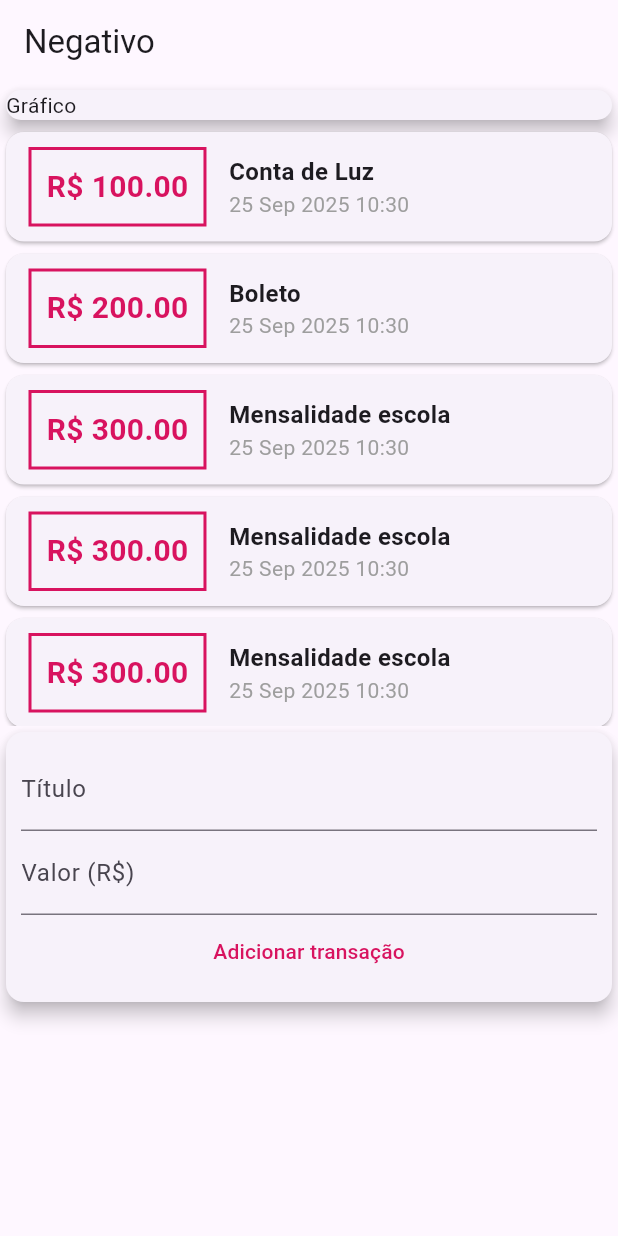
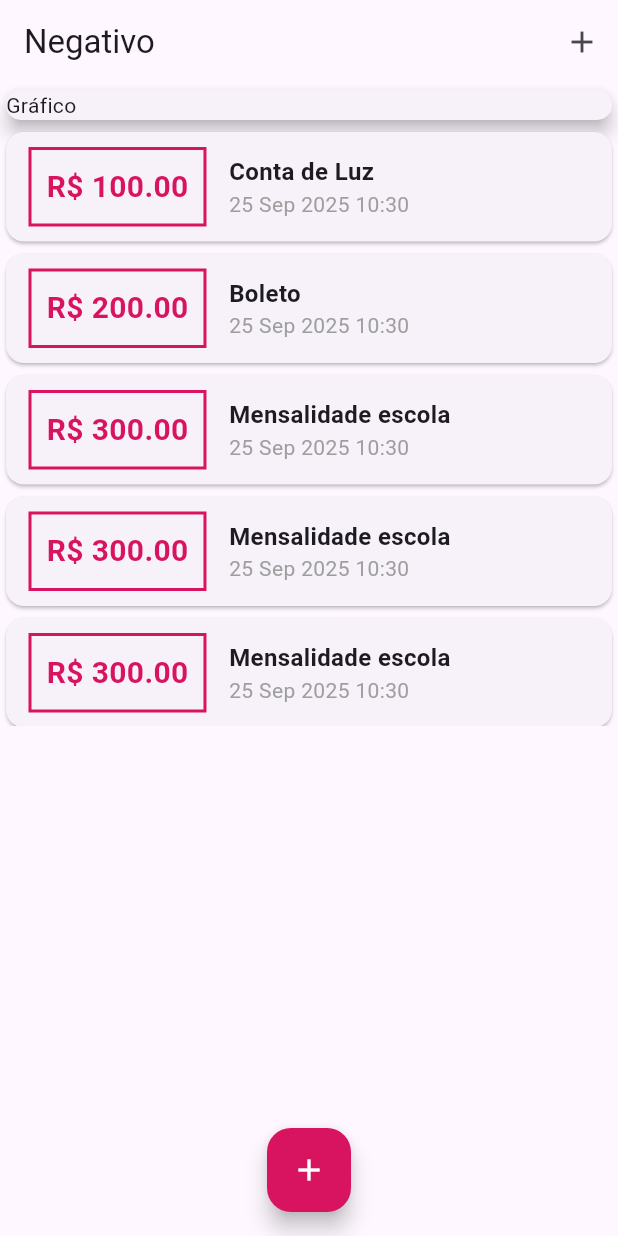
Before and after one commit to Gipsy7/negativo, a Flutter app: the screen it shows after launch, on a phone screen of 412 x 824 dp. Run offline on Flutter 3.47's test engine with Material 3 defaults, Android fonts, the phone set to English and light mode, and no system bars.

Commit message:
feat: refactor TransactionForm to StatefulWidget and integrate it into MyHomePage

```diff
--- a/lib/components/transaction_form.dart
+++ b/lib/components/transaction_form.dart
@@ -1,13 +1,20 @@
 import 'package:flutter/material.dart';
 
-class TransactionForm extends StatelessWidget {
-  final titleController = TextEditingController();
-  final valueController = TextEditingController();
-  final _baseColor = const Color.fromARGB(255, 216, 19, 95);
-
+class TransactionForm extends StatefulWidget {
   final void Function(String, double) onSubmit;
 
   TransactionForm(this.onSubmit);
+
+  @override
+  State<TransactionForm> createState() => _TransactionFormState();
+}
+
+class _TransactionFormState extends State<TransactionForm> {
+  final titleController = TextEditingController();
+
+  final valueController = TextEditingController();
+
+  final _baseColor = const Color.fromARGB(255, 216, 19, 95);
 
   _submitForm(){
     final title = titleController.text;
@@ -17,7 +24,7 @@ class TransactionForm extends StatelessWidget {
       return;
     }
 
-    onSubmit(title, value);
+    widget.onSubmit(title, value);
   }
 
   @override
--- a/lib/components/transaction_user.dart
+++ /dev/null
@@ -1,50 +0,0 @@
-import 'dart:math';
-
-import 'package:flutter/material.dart';
-import 'package:negativo/components/transaction_form.dart';
-import 'package:negativo/components/transaction_list.dart';
-import 'package:negativo/models/transaction.dart';
-
-class TransactionUser extends StatefulWidget {
-  const TransactionUser({super.key});
-
-  @override
-  State<TransactionUser> createState() => _TransactionUserState();
-}
-
-class _TransactionUserState extends State<TransactionUser> {
-
-  final _transactions = [Transaction(id: '1', title: 'Conta de Luz', value: 100.0, date: DateTime.now()),
-                         Transaction(id: '2', title: 'Boleto', value: 200.0, date: DateTime.now()),
-                         Transaction(id: '3', title: 'Mensalidade escola', value: 300.0, date: DateTime.now()),
-                         Transaction(id: '3', title: 'Mensalidade escola', value: 300.0, date: DateTime.now()),
-                         Transaction(id: '3', title: 'Mensalidade escola', value: 300.0, date: DateTime.now()),
-                         Transaction(id: '3', title: 'Mensalidade escola', value: 300.0, date: DateTime.now()),
-                         Transaction(id: '3', title: 'Mensalidade escola', value: 300.0, date: DateTime.now()),
-                         Transaction(id: '3', title: 'Mensalidade escola', value: 300.0, date: DateTime.now()),
-                         Transaction(id: '3', title: 'Mensalidade escola', value: 300.0, date: DateTime.now()),
-                        ];
-
-  _addTransaction(String title, double value){
-    final newTransaction = Transaction(
-      id: Random().nextDouble().toString(),
-      title: title,
-      value: value,
-      date: DateTime.now(),
-    );
-
-    setState(() {
-      _transactions.add(newTransaction);
-    });
-  }
-
-  @override
-  Widget build(BuildContext context) {
-    return Column(
-      children: <Widget>[
-        TransactionList(_transactions),
-        TransactionForm(_addTransaction)
-      ],
-    );
-  }
-}
--- a/lib/main.dart
+++ b/lib/main.dart
@@ -1,47 +1,129 @@
+import 'dart:math';
+
 import 'package:flutter/material.dart';
 import 'package:negativo/components/transaction_form.dart';
 import 'package:negativo/components/transaction_list.dart';
-import 'package:negativo/components/transaction_user.dart';
 import 'package:negativo/models/transaction.dart';
-import 'package:intl/intl.dart';
 
 main() {
   runApp(Negativo());
 }
 
 class Negativo extends StatelessWidget {
-
   @override
   Widget build(BuildContext context) {
-    return MaterialApp(
-      home: MyHomePage(),
-    );
+    return MaterialApp(home: MyHomePage());
   }
 }
 
-class MyHomePage extends StatelessWidget {
+class MyHomePage extends StatefulWidget {
+  @override
+  State<MyHomePage> createState() => _MyHomePageState();
+}
+
+class _MyHomePageState extends State<MyHomePage> {
+  final _baseColor = const Color.fromARGB(255, 216, 19, 95);
+
+  final _transactions = [
+    Transaction(
+      id: '1',
+      title: 'Conta de Luz',
+      value: 100.0,
+      date: DateTime.now(),
+    ),
+    Transaction(id: '2', title: 'Boleto', value: 200.0, date: DateTime.now()),
+    Transaction(
+      id: '3',
+      title: 'Mensalidade escola',
+      value: 300.0,
+      date: DateTime.now(),
+    ),
+    Transaction(
+      id: '3',
+      title: 'Mensalidade escola',
+      value: 300.0,
+      date: DateTime.now(),
+    ),
+    Transaction(
+      id: '3',
+      title: 'Mensalidade escola',
+      value: 300.0,
+      date: DateTime.now(),
+    ),
+    Transaction(
+      id: '3',
+      title: 'Mensalidade escola',
+      value: 300.0,
+      date: DateTime.now(),
+    ),
+    Transaction(
+      id: '3',
+      title: 'Mensalidade escola',
+      value: 300.0,
+      date: DateTime.now(),
+    ),
+    Transaction(
+      id: '3',
+      title: 'Mensalidade escola',
+      value: 300.0,
+      date: DateTime.now(),
+    ),
+    Transaction(
+      id: '3',
+      title: 'Mensalidade escola',
+      value: 300.0,
+      date: DateTime.now(),
+    ),
+  ];
+
+  _addTransaction(String title, double value) {
+    final newTransaction = Transaction(
+      id: Random().nextDouble().toString(),
+      title: title,
+      value: value,
+      date: DateTime.now(),
+    );
+
+    setState(() {
+      _transactions.add(newTransaction);
+    });
+  }
+
+  _openTransactionFormModal(BuildContext context) {
+    showModalBottomSheet(
+      context: context,
+      builder: (ctx) {
+        return TransactionForm(_addTransaction);
+      },
+    );
+  }
 
   @override
   Widget build(BuildContext context) {
     return Scaffold(
       appBar: AppBar(
         title: Text('Negativo'),
+        actions: [IconButton(icon: Icon(Icons.add), onPressed: () {_openTransactionFormModal(context);})],
       ),
       body: SingleChildScrollView(
         child: Column(
           crossAxisAlignment: CrossAxisAlignment.stretch,
-          children:<Widget>[
+          children: <Widget>[
             Container(
               width: double.infinity,
-              child: Card(
-                child: Text('Gráfico'),
-                elevation: 5,
-              ),
+              child: Card(child: Text('Gráfico'), elevation: 5),
             ),
-            TransactionUser()
+            TransactionList(_transactions),
           ],
         ),
-      )
+      ),
+      floatingActionButton: FloatingActionButton(
+        child: Icon(Icons.add),
+        backgroundColor: _baseColor,
+        foregroundColor: Colors.white,
+        onPressed: () {_openTransactionFormModal(context);},
+      ),
+      floatingActionButtonLocation: FloatingActionButtonLocation.centerFloat,
     );
   }
 }
```
